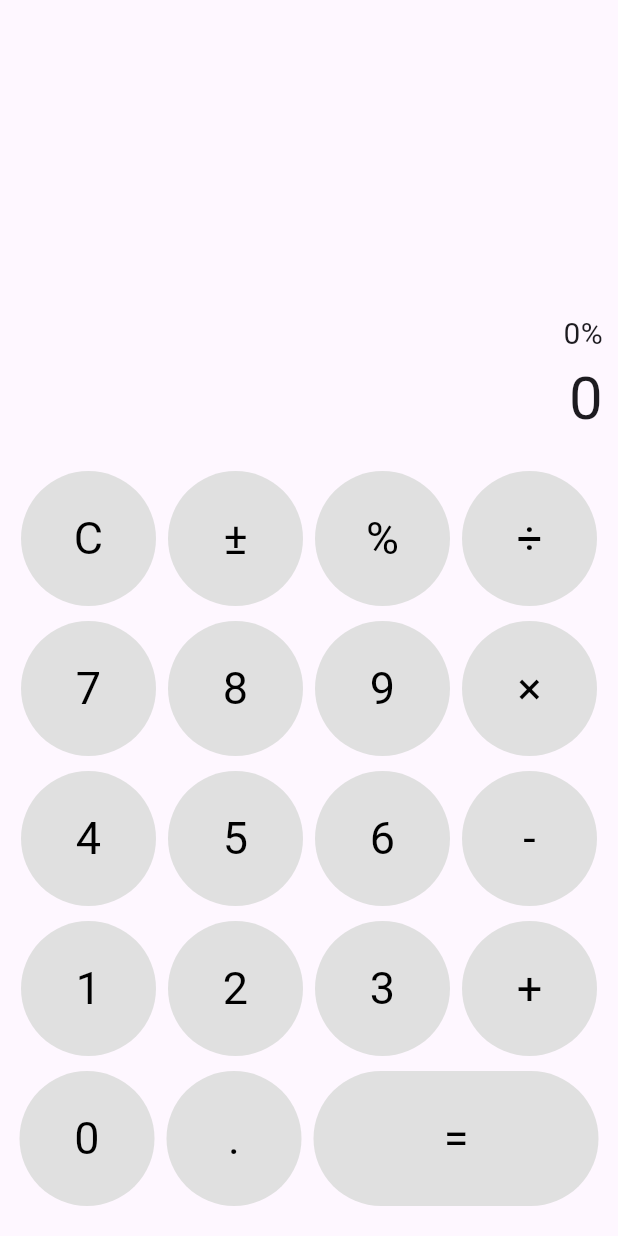
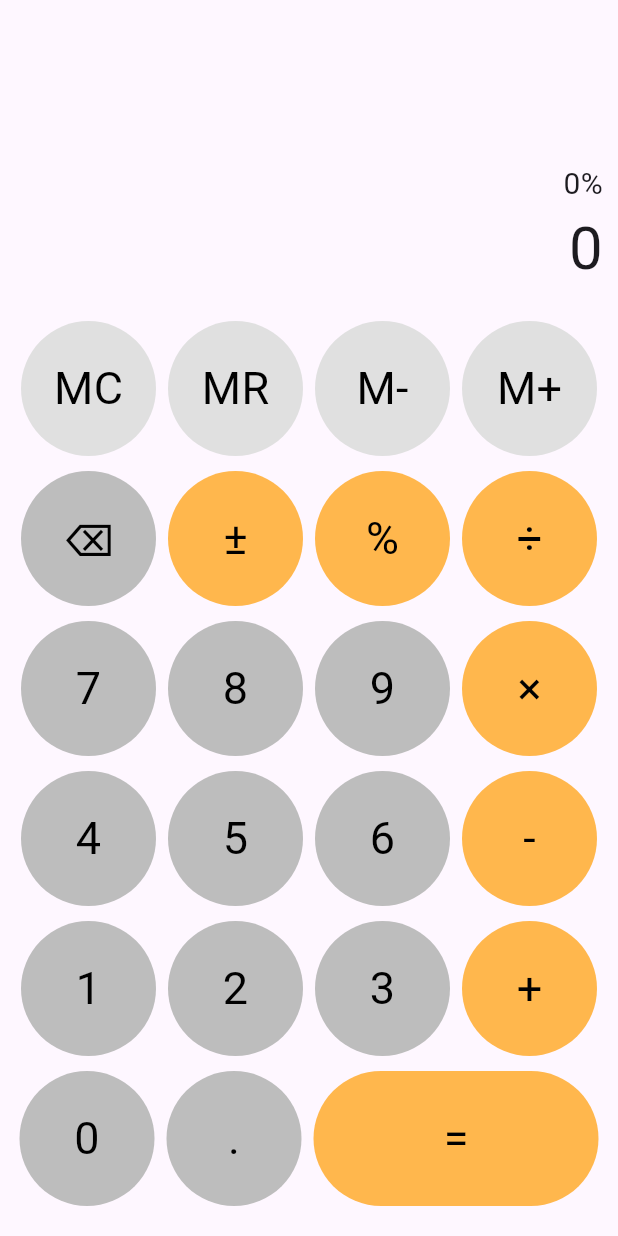
Before and after one commit to longphu753951/flutter-learn, a Flutter app: the screen it shows after launch, after a tap on an icon or button, on a phone screen of 412 x 824 dp. Run offline on Flutter 3.47's test engine with Material 3 defaults, Android fonts, the phone set to English and light mode, and no system bars; our stand-ins replace hooks_riverpod, riverpod_annotation.

Commit message:
add mr mc

```diff
--- a/lib/models/Calculator.dart
+++ b/lib/models/Calculator.dart
@@ -2,15 +2,17 @@ class Calculator {
   final bool shouldAppend;
   final String equation;
   final String result;
+  final String memory;
 
   Calculator(
-      {this.shouldAppend = true, this.equation = "0", this.result = "0"});
+      {this.shouldAppend = true, this.equation = "0", this.result = "0", this.memory = "0"});
 
-  Calculator copy({bool? shouldAppend, String? equation, String? result}) {
+  Calculator copy({bool? shouldAppend, String? equation, String? result, String? memory}) {
     return Calculator(
         shouldAppend: shouldAppend ?? this.shouldAppend,
         equation: equation ?? this.equation,
-        result: result ?? this.result
+        result: result ?? this.result,
+        memory: memory?? this.memory,
     );
   }
 }
--- a/lib/widgets/Button.dart
+++ b/lib/widgets/Button.dart
@@ -1,7 +1,11 @@
+import 'dart:developer';
+
 import 'package:flutter/material.dart';
 import 'package:hooks_riverpod/hooks_riverpod.dart';
 
-class CustomButton extends StatelessWidget {
+import '../providers/CalculatorProvider.dart';
+
+class CustomButton extends ConsumerWidget {
 
   final String text;
   final VoidCallback onClicked;
@@ -13,14 +17,28 @@ class CustomButton extends StatelessWidget {
   CustomButton(this.text,
       {super.key, required this.onClicked, this.backgroundColor = Colors.blue, this.textColor = Colors.white, this.width = 90});
 
+
+
   @override
-  Widget build(BuildContext context) {
+  Widget build(BuildContext context, WidgetRef ref) {
+    final calculatorState = ref.watch(calculatorProvider);
+
+    String handleText() {
+      if (this.text == "AC") {
+        print((calculatorState.equation != "0" && calculatorState.equation != "") || calculatorState.result != "0");
+        if ((calculatorState.equation != "0" && calculatorState.equation != "") || calculatorState.result != "0") {
+          return "⌫";
+        }
+      }
+      return this.text;
+    }
+
     return SizedBox(
       width: this.width.toDouble(),
       height: 90,
       child: IconButton(
         onPressed: () { onClicked(); },
-        icon: Text(text, style: TextStyle(fontSize: 30, color: textColor)),
+        icon: Text(handleText(), style: TextStyle(fontSize: 30, color: textColor)),
         style: ButtonStyle(
           backgroundColor: WidgetStateProperty.all<Color>(backgroundColor),
         ),
--- a/lib/widgets/CalculatorButtons.dart
+++ b/lib/widgets/CalculatorButtons.dart
@@ -1,3 +1,5 @@
+import 'dart:developer';
+
 import 'package:flutter/material.dart';
 import 'package:hooks_riverpod/hooks_riverpod.dart';
 
@@ -6,15 +8,35 @@ import 'Button.dart';
 
 class CalculatorButtons extends ConsumerWidget {
   final buttons = [
-    ['C', '±', '%', '÷'],
+    ['MC', 'MR', 'M-', 'M+'],
+    ['AC', '±', '%', '÷'],
     ['7', '8', '9', '×'],
     ['4', '5', '6', '-'],
     ['1', '2', '3', '+'],
     ['0', '.', '='],
   ];
 
+
+
   @override
   Widget build(BuildContext context, WidgetRef ref) {
+    final calculatorState = ref.watch(calculatorProvider);
+
+    Color backgroundColor(button) {
+      if (button == 'C' || button == '±' || button == '%' || button == '÷' || button == '×' || button == '-' || button == '+' || button == '=') {
+        return Colors.orange[300] ?? Colors.grey;
+      }
+      else if (button == 'MC' || button == 'MR' || button == 'M-' || button == 'M+') {
+        if(button == 'MR') {
+          if(calculatorState.memory == "0" || calculatorState.memory == "") {
+            return Colors.grey[300] ?? Colors.grey;
+          }
+        }
+        return Colors.grey[300] ?? Colors.grey;
+      }
+      return Colors.grey[400] ?? Colors.orange;
+    }
+
     return Container(
         alignment: Alignment.center,
         child: Column(
@@ -34,16 +56,36 @@ class CalculatorButtons extends ConsumerWidget {
                       child: CustomButton(button,
                           key: ValueKey(button),
                           onClicked: () {
-                            if (button == 'C') {
-                              ref.read(calculatorProvider.notifier).reset();
-                            } else if (button == '=') {
+                            if (button == 'AC') {
+                              if((calculatorState.equation == "0" && calculatorState.equation == "") || calculatorState.shouldAppend == false) {
+                                ref.read(calculatorProvider.notifier).reset();
+                                return;
+                              }
+                              ref.read(calculatorProvider.notifier).delete();
+                            }
+                            else if (button == '=') {
                               ref.read(calculatorProvider.notifier).calculate();
-                            } else {
+                            }
+                            else if (button == "MC") {
+                              ref.read(calculatorProvider.notifier).memoryClear();
+                            }
+                            else if (button == "MR") {
+                              ref.read(calculatorProvider.notifier).memoryRecall();
+                            }
+                            else if (button == "M-") {
+                              ref.read(calculatorProvider.notifier).memorySubtract();
+                            }
+                            else if (button == "M+") {
+                              ref.read(calculatorProvider.notifier).memoryAdd();
+                            }
+                            else {
+                              print(button);
                               ref.read(calculatorProvider.notifier).append(button);
                             }
+
                           },
                           width: button == '=' ? 190 : 90,
-                          backgroundColor: Colors.grey[300] ?? Colors.grey,
+                          backgroundColor: backgroundColor(button),
                           textColor: Colors.black));
                 }).toList(),
               ),
```
Also changed, not shown: lib/providers/CalculatorProvider.dart (+40 -2 lines), lib/utils/CalculateUtils.dart (+23 -8 lines).
